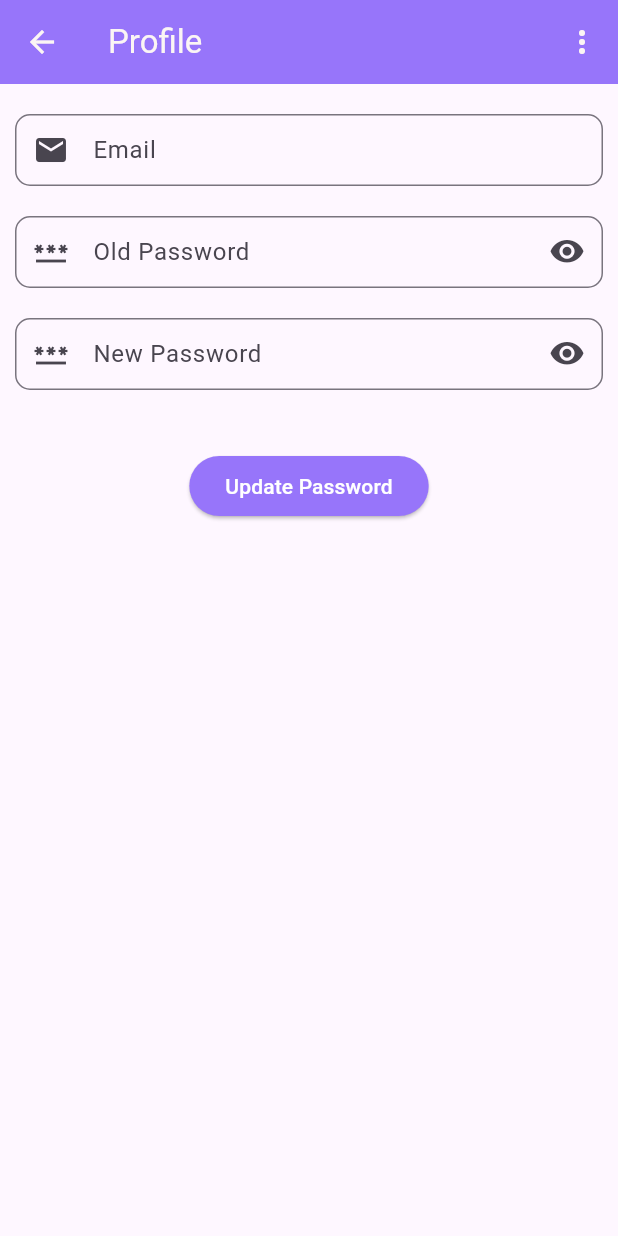
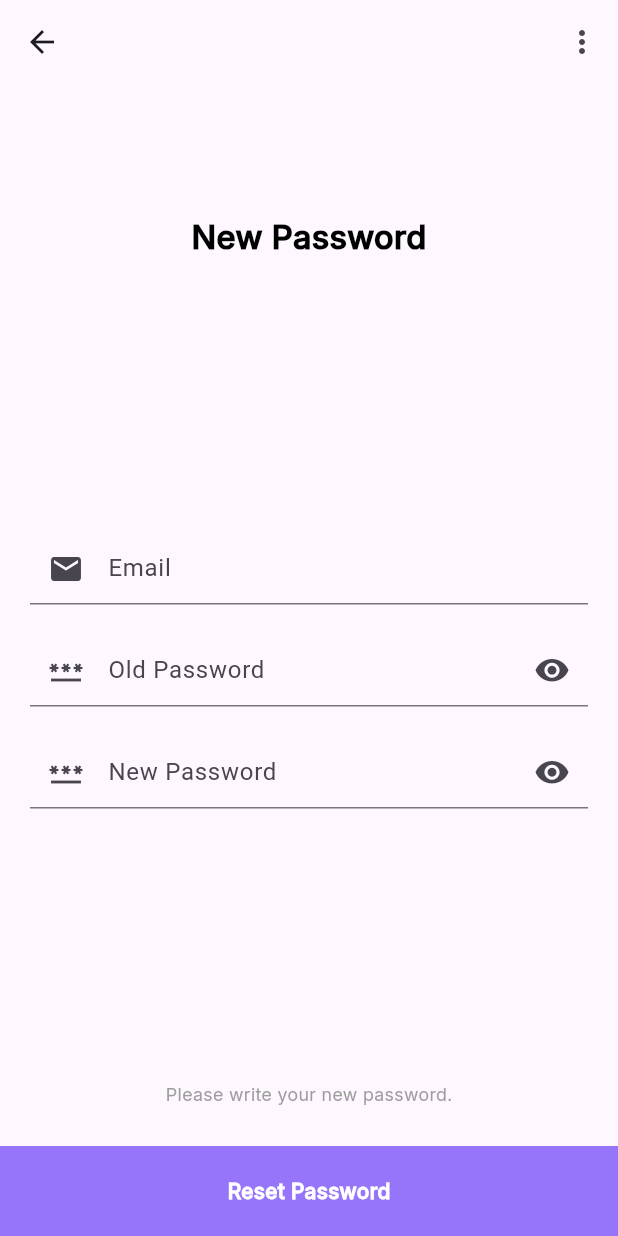
Before and after one commit to RhythmRajguru/ecommerce-flutter, a Flutter app: the ProfileScreen screen opened directly, on a phone screen of 412 x 824 dp. Run offline on Flutter 3.47's test engine with Material 3 defaults, Android fonts, the phone set to English and light mode, and no system bars; our stand-ins replace cached_network_image, carousel_slider, cloud_firestore, firebase_auth, firebase_core, firebase_messaging and 9 more; missing offline and left inert: app_settings, dart:ffi, image_card, razorpay_flutter; accounts and stored records are empty; key blocks and very long unbroken strings in the code were emptied for the run.

Commit message:
profile screen ui chnaged and validation added

```diff
--- /dev/null
+++ b/lib/contollers/profile_contoller.dart
@@ -0,0 +1,37 @@
+import 'package:get/get.dart';
+
+class ProfileController extends GetxController{
+  var isPasswordVisible=false.obs;
+
+  var oldPasswordController = ''.obs;
+  var oldPasswordErrorText = RxnString();
+
+  var newPasswordController = ''.obs;
+  var newPasswordErrorText = RxnString();
+
+  bool validateOldPasswordInput() {
+    if (oldPasswordController.value.isEmpty) {
+      oldPasswordErrorText.value = 'Please enter something';
+      return false;
+    } else if (oldPasswordController.value.length < 8) {
+      oldPasswordErrorText.value = 'Minimum 8 characters required';
+      return false;
+    } else {
+      oldPasswordErrorText.value = null; // no error
+      return true;
+    }
+  }
+
+  bool validateNewPasswordInput() {
+    if (newPasswordController.value.isEmpty) {
+      newPasswordErrorText.value = 'Please enter something';
+      return false;
+    } else if (newPasswordController.value.length < 8) {
+      newPasswordErrorText.value = 'Minimum 8 characters required';
+      return false;
+    } else {
+      newPasswordErrorText.value = null; // no error
+      return true;
+    }
+  }
+}
--- a/lib/screens/auth-ui/forgot_password_Screen.dart
+++ b/lib/screens/auth-ui/forgot_password_Screen.dart
@@ -58,7 +58,7 @@ class _ForgotPasswordScreenState extends State<ForgotPasswordScreen> {
                 mainAxisAlignment: MainAxisAlignment.center,
                 children: [
                   Text('Please write your email to receive a',style: TextStyle(color: Colors.grey,fontSize: 12,fontFamily: 'Inter'),),
-                  Text('confirmation code to set a new password',style: TextStyle(color: Colors.grey,fontSize: 12,fontFamily: 'Inter'),),
+                  Text('confirmation code to set a new password.',style: TextStyle(color: Colors.grey,fontSize: 12,fontFamily: 'Inter'),),
                 ],
               )
             ],
--- a/lib/screens/auth-ui/gender_screen.dart
+++ b/lib/screens/auth-ui/gender_screen.dart
@@ -40,7 +40,7 @@ class GenderScreen extends StatelessWidget {
                         mainAxisAlignment: MainAxisAlignment.center,
                         children: [
                           Text('Create your individual & unique style and',style: TextStyle(fontSize: 12,color: Colors.grey,fontFamily: 'Inter'),),
-                          Text('look amazing everyday',style: TextStyle(fontSize: 12,color: Colors.grey,fontFamily: 'Inter'),),
+                          Text('look amazing everyday.',style: TextStyle(fontSize: 12,color: Colors.grey,fontFamily: 'Inter'),),
                         ],
                       ),
                       Row(
--- a/lib/screens/user-panel/profile_screen.dart
+++ b/lib/screens/user-panel/profile_screen.dart
@@ -1,5 +1,7 @@
 import 'package:cloud_firestore/cloud_firestore.dart';
+import 'package:ecom/common/widgets/custom_bottom_btn.dart';
 import 'package:ecom/contollers/login_controller.dart';
+import 'package:ecom/contollers/profile_contoller.dart';
 import 'package:ecom/screens/auth-ui/login_screen.dart';
 import 'package:ecom/screens/user-panel/main_screen.dart';
 import 'package:ecom/utils/constants/app_constraint.dart';
@@ -9,23 +11,17 @@ import 'package:flutter/material.dart';
 import 'package:get/get.dart';
 
 class ProfileScreen extends StatelessWidget {
-  final oldPasswordController = TextEditingController();
-  final newPasswordController = TextEditingController();
-  final queryController = TextEditingController();
 
   User? user = FirebaseAuth.instance.currentUser;
 
-  LoginController loginController=Get.put(LoginController());
+  ProfileController profileController=Get.put(ProfileController());
 
 
   @override
   Widget build(BuildContext context) {
     return Scaffold(
       appBar: AppBar(
-        backgroundColor: AppConstant.appMainColor,
-        title: Text(
-          'Profile', style: TextStyle(color: AppConstant.appTextColor),),
-        iconTheme: IconThemeData(color: AppConstant.appTextColor),
+
           actions: [
             PopupMenuButton<String>(
               itemBuilder: (BuildContext context) => [
@@ -54,10 +50,14 @@ class ProfileScreen extends StatelessWidget {
           ]
       ),
       body: Column(
+        crossAxisAlignment: CrossAxisAlignment.center,
+        mainAxisAlignment: MainAxisAlignment.spaceAround,
         children: [
-          SizedBox(height: 20,),
+          Text("New Password",style: TextStyle(fontSize: 22,color: Colors.black,fontWeight: FontWeight.bold,fontFamily: 'Inter'),),
+          Column(
+            children: [
               Padding(
-            padding: const EdgeInsets.symmetric(horizontal: 10),
+                padding: const EdgeInsets.symmetric(horizontal: 20,vertical: 10),
                 child: TextFormField(
                   maxLines: 1,
                   keyboardType: TextInputType.emailAddress,
@@ -67,98 +67,93 @@ class ProfileScreen extends StatelessWidget {
                   decoration: InputDecoration(
                     labelText: 'Email',
                     prefixIcon: Icon(Icons.email),
-                border: OutlineInputBorder(
-                    borderRadius: BorderRadius.circular(10)
-                ),
                     contentPadding: EdgeInsets.symmetric(horizontal: 10.0),
                     hintStyle: TextStyle(fontSize: 12),
                   ),
                 ),
               ),
-          SizedBox(height: 20,),
+
               Padding(
-            padding: const EdgeInsets.symmetric(horizontal: 10),
+                  padding: const EdgeInsets.symmetric(horizontal: 20,vertical: 10),
                   child: Obx(()=>
                       TextFormField(
                         maxLines: 1,
                         keyboardType: TextInputType.emailAddress,
                         textInputAction: TextInputAction.next,
-                  controller: oldPasswordController,
-                  obscureText: loginController.isPasswordVisible.value,
+                        obscureText: profileController.isPasswordVisible.value,
                         decoration: InputDecoration(
                           labelText: 'Old Password',
                           prefixIcon: Icon(Icons.password),
+                          errorText: profileController.oldPasswordErrorText.value,
                           suffixIcon: InkWell(
                             onTap: (){
-                        loginController.isPasswordVisible.toggle();
+                              profileController.isPasswordVisible.toggle();
                             },
-                      child: loginController.isPasswordVisible.value?Icon(Icons.visibility_off):Icon(Icons.visibility_sharp),
-                    ),
-                    border: OutlineInputBorder(
-                        borderRadius: BorderRadius.circular(10)
+                            child: profileController.isPasswordVisible.value?Icon(Icons.visibility_off):Icon(Icons.visibility_sharp),
                           ),
                           contentPadding: EdgeInsets.symmetric(horizontal: 10.0),
                           hintStyle: TextStyle(fontSize: 12),
                         ),
+                        onChanged: (value) {
+                          profileController.oldPasswordController.value=value;
+                          profileController.validateOldPasswordInput();
+                        },
                       ),)
               ),
-          SizedBox(height: 20,),
+
               Padding(
-            padding: const EdgeInsets.symmetric(horizontal: 10),
+                  padding: const EdgeInsets.symmetric(horizontal: 20,vertical: 10),
                   child: Obx(()=>TextFormField(
                     maxLines: 1,
                     keyboardType: TextInputType.emailAddress,
                     textInputAction: TextInputAction.next,
-              controller: newPasswordController,
-              obscureText: loginController.isPasswordVisible.value,
+
+                    obscureText: profileController.isPasswordVisible.value,
                     decoration: InputDecoration(
                       labelText: 'New Password',
                       prefixIcon: Icon(Icons.password),
+                      errorText: profileController.newPasswordErrorText.value,
                       suffixIcon: InkWell(
                         onTap: (){
-                    loginController.isPasswordVisible.toggle();
+                          profileController.isPasswordVisible.toggle();
                         },
-                  child: loginController.isPasswordVisible.value?Icon(Icons.visibility_off):Icon(Icons.visibility_sharp),
-                ),
-                border: OutlineInputBorder(
-                    borderRadius: BorderRadius.circular(10)
+                        child: profileController.isPasswordVisible.value?Icon(Icons.visibility_off):Icon(Icons.visibility_sharp),
                       ),
                       contentPadding: EdgeInsets.symmetric(horizontal: 10.0),
                       hintStyle: TextStyle(fontSize: 12),
                     ),
+                    onChanged: (value) {
+                      profileController.newPasswordController.value=value;
+                      profileController.validateNewPasswordInput();
+                    },
                   ),)
               ),
-          SizedBox(height: 40,),
-          ElevatedButton(
-              style: ElevatedButton.styleFrom(
-                  backgroundColor: AppConstant.appMainColor), onPressed: () {
-            if (oldPasswordController.text.isNotEmpty &&
-                newPasswordController.text.isNotEmpty) {
-              changePassword();
-              Get.snackbar('Success', 'Password updated successfully',
-                  snackPosition: SnackPosition.BOTTOM,
-                  backgroundColor: AppConstant.appMainColor);
-              oldPasswordController.clear();
-              newPasswordController.clear();
-            } else {
-              Get.snackbar('Error', 'Please enter all details',
-                  snackPosition: SnackPosition.BOTTOM,
-                  backgroundColor: AppConstant.appMainColor);
-            }
-          }, child: Text('Update Password', style: TextStyle(color: Colors.white),)),
             ],
           ),
-    );
-  }
-  Future<void> changePassword()async{
+          Text("Please write your new password.",style: TextStyle(fontSize: 12,color: Colors.grey,fontFamily: 'Inter'),),
+        ],
+      ),
+      bottomSheet:CustomBottomBtn(title: 'Reset Password', callback: ()async{
+        final isOldPasswordValid=profileController.validateOldPasswordInput();
+        final isNewPasswordValid=profileController.validateNewPasswordInput();
+
+
+       if(isOldPasswordValid && isNewPasswordValid){
          AuthCredential credential = EmailAuthProvider.credential(
            email: user!.email.toString(),
-      password: oldPasswordController.text.toString().trim(),
+           password: profileController.oldPasswordController.value.toString().trim(),
          );
 
          await user!.reauthenticateWithCredential(credential);
 
-    await user!.updatePassword(newPasswordController.text.toString().trim());
+         await user!.updatePassword(profileController.newPasswordController.value.toString().trim());
+
+         Get.snackbar("Success", "Password updated Successfully",snackPosition: SnackPosition.BOTTOM,colorText: Colors.black);
+          Get.offAll(()=>MainScreen());
+       }else{
+         Get.snackbar("Validation Failed", "Fix Errors",snackPosition: SnackPosition.BOTTOM,colorText: Colors.black);
        }
-
+      })
+    );
   }
+}
```
Also changed, not shown: lib/common/widgets/custom_drawer_widget.dart (+28 -23 lines). Lines whose indentation alone changed are shown as unchanged.
